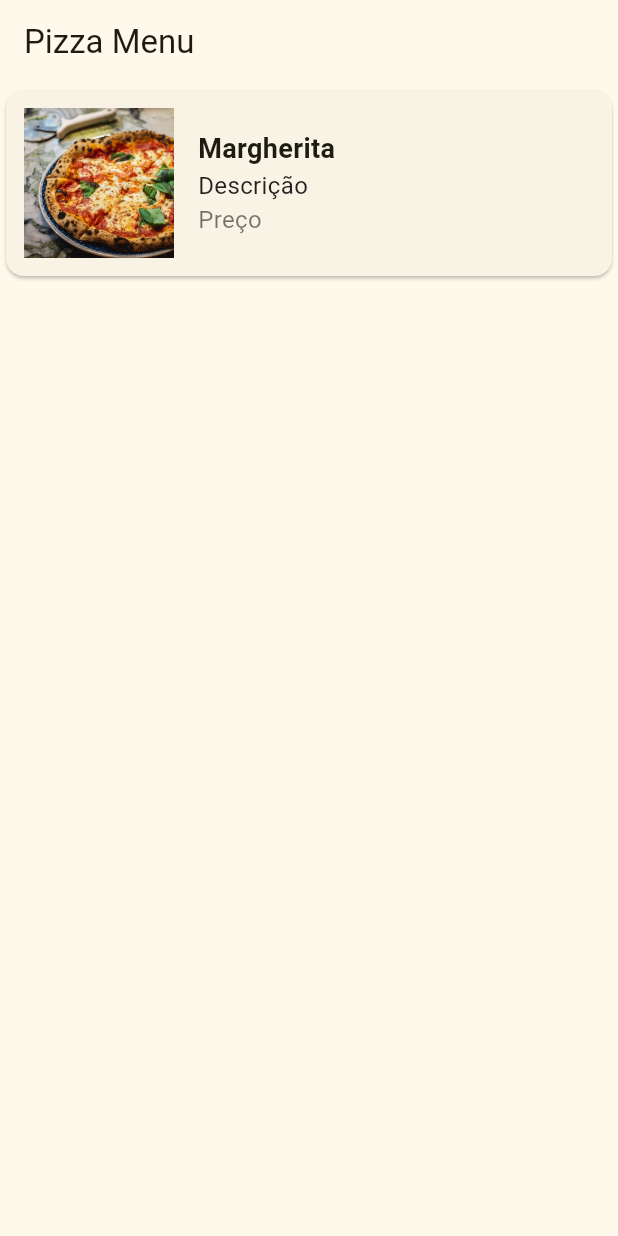
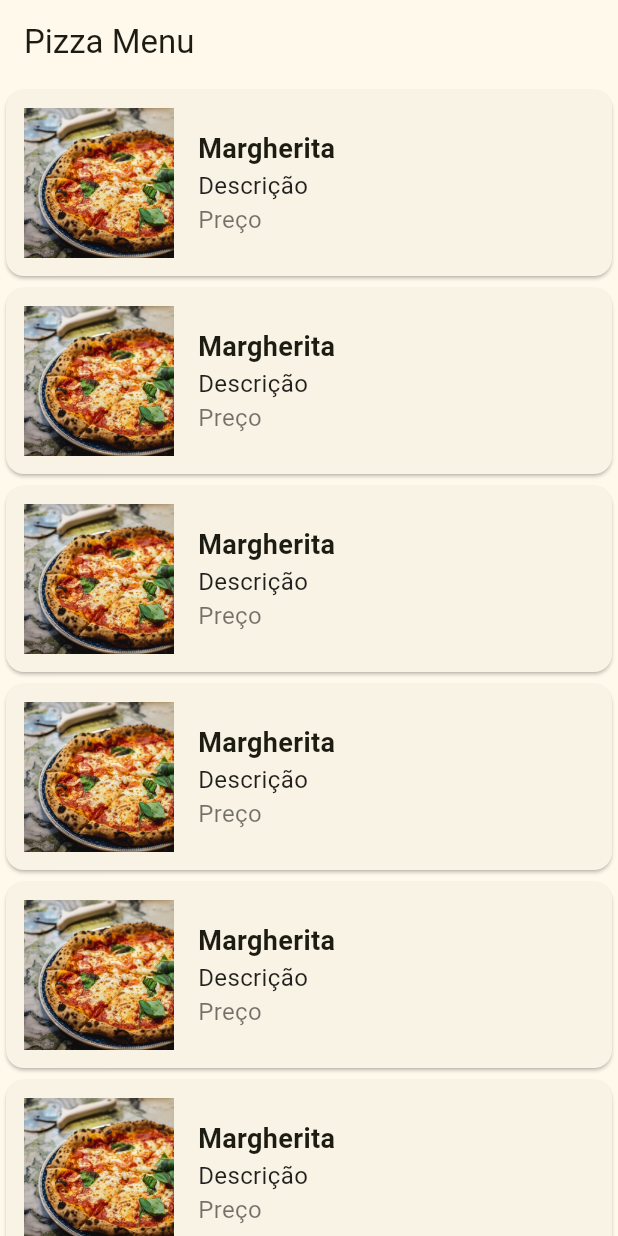
Before and after one commit to Guiengel/pizza_app, a Flutter app: the screen it shows after launch, on a phone screen of 412 x 824 dp. Run offline on Flutter 3.47's test engine with Material 3 defaults, Android fonts, the phone set to English and light mode, and no system bars.

Commit message:
Adicionando menu_item

```diff
--- a/lib/menu.dart
+++ b/lib/menu.dart
@@ -1,5 +1,6 @@
 import 'package:flutter/material.dart';
 import 'package:pizza_app/menu_item.dart';
+import 'package:pizza_app/pizza_data.dart';
 
 class Menu extends StatelessWidget {
   const Menu({super.key});
@@ -10,9 +11,41 @@ class Menu extends StatelessWidget {
       appBar: AppBar(title: Text("Pizza Menu"),),
       body: Column(
         children: [
-          MenuItem()
+                    Expanded(
+            child: SingleChildScrollView(
+              child: Column(
+                children:
+                    pizzaData.map((pizza) => MenuItem(pizza: pizza)).toList(),
+              ),
+            ),
+          ),
+          if (isOpen())
+            Padding(
+              padding: const EdgeInsets.all(12.0),
+              child: ElevatedButton(
+                onPressed: () {},
+                child: Text("Order now!"),
+              ),
+            )
         ],
       ),
     );
   }
+
+    bool isOpen() {
+    var horaInicial = 19;
+    var horaFinal = 23;
+    var horaAtual = DateTime.now().hour;
+
+    return horaAtual >= horaInicial && horaAtual < horaFinal;
+  }
+
+    List<MenuItem> _buildItems() {
+    // Lista Pizza => Lista MenuItem
+    List<MenuItem> items = [];
+    for (var pizza in pizzaData) {
+      items.add(MenuItem(pizza: pizza));
+    }
+    return items;
+  }
 }
--- a/lib/menu_item.dart
+++ b/lib/menu_item.dart
@@ -1,7 +1,9 @@
 import 'package:flutter/material.dart';
+import 'package:pizza_app/pizza_data.dart';
 
 class MenuItem extends StatelessWidget {
-  const MenuItem({super.key});
+  final Pizza pizza;
+  const MenuItem({super.key, required this.pizza});
 
   @override
   Widget build(BuildContext context) {
```
